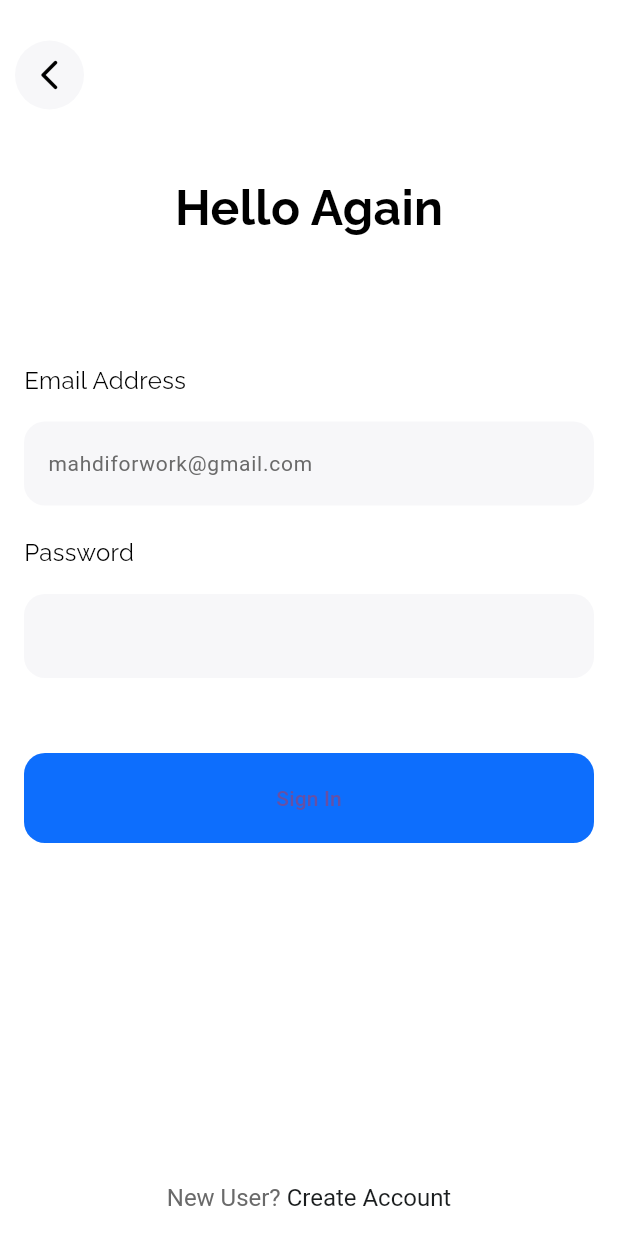
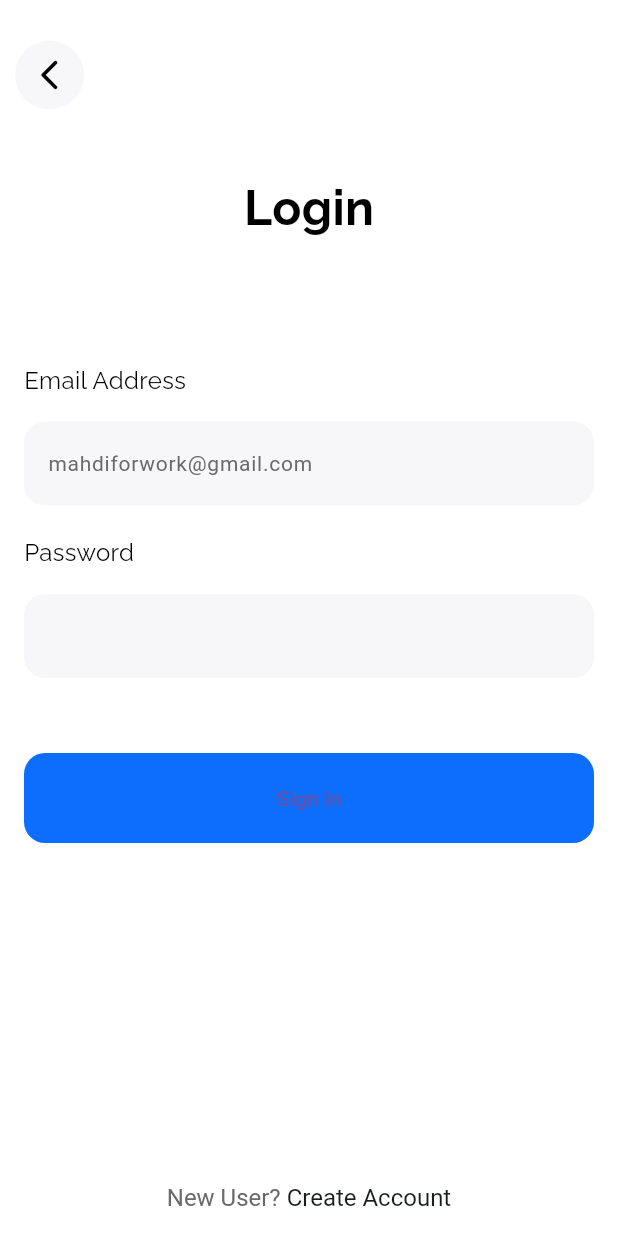
Before and after one commit to zakijamaliarafi/MedAl, a Flutter app: the screen it shows after launch, on a phone screen of 412 x 824 dp. Run offline on Flutter 3.47's test engine with Material 3 defaults, Android fonts, the phone set to English and light mode, and no system bars; our stand-ins replace cloud_firestore, firebase_auth, firebase_core, fluttertoast, google_fonts; accounts and stored records are empty.

Commit message:
change login title

```diff
--- a/lib/pages/login/login.dart
+++ b/lib/pages/login/login.dart
@@ -47,7 +47,7 @@ class Login extends StatelessWidget {
             children: [
               Center(
                 child: Text(
-                  'Hello Again',
+                  'Login',
                   style: GoogleFonts.raleway(
                     textStyle: const TextStyle(
                       color: Colors.black,
```
